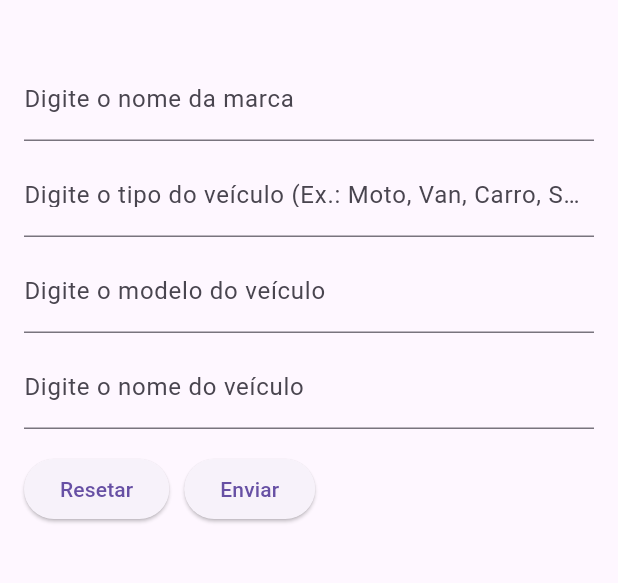
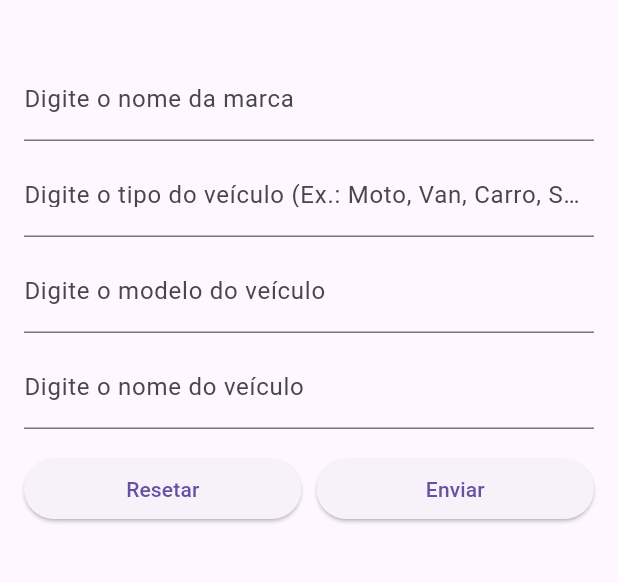
Before and after one commit to gustavoc0imbra/MyVehicles, a Flutter app: the screen it shows after launch, on a phone screen of 412 x 824 dp, the part 63-646 px from its top. Run offline on Flutter 3.47's test engine with Material 3 defaults, Android fonts, the phone set to English and light mode, and no system bars; network calls fail.

Commit message:
Refactor save logic

```diff
--- a/lib/main.dart
+++ b/lib/main.dart
@@ -60,7 +60,7 @@ class _HomePageState extends State<HomePage> {
 
   Future<void>saveVehicle() async {
 
-    if(_brandController.text.trim().isEmpty && _typeController.text.trim().isEmpty && _modelController.text.trim().isEmpty && _nameController.text.trim().isEmpty) {
+    if(_brandController.text.trim().isEmpty || _typeController.text.trim().isEmpty || _modelController.text.trim().isEmpty || _nameController.text.trim().isEmpty) {
       return showDialog(context: context, builder: (BuildContext context) => AlertDialog(
         title: const Text('Atenção'),
         content: const Text('Favor informar todos os dados para salvar!'),
@@ -166,19 +166,23 @@ class _HomePageState extends State<HomePage> {
                   SizedBox(height: 16.0),
                   Row(
                     children: <Widget>[
-                      ElevatedButton(
+                      Expanded(
+                        child: ElevatedButton(
                           onPressed: () {
                             resetFields();
                           },
                           child: Text("Resetar")
                         ),
+                      ),
                       SizedBox(width: 10.0),
-                      ElevatedButton(
+                      Expanded(
+                        child: ElevatedButton(
                           onPressed: () {
                             saveVehicle();
                           },
                           child: Text("Enviar")
                         ),
+                      )
                     ],
                   )
 
```
Lines whose indentation alone changed are shown as unchanged.
